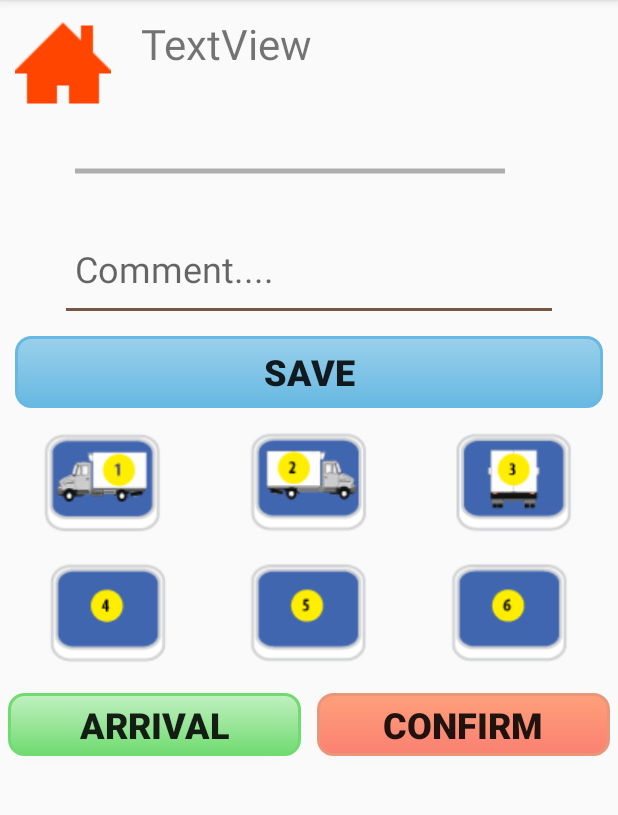
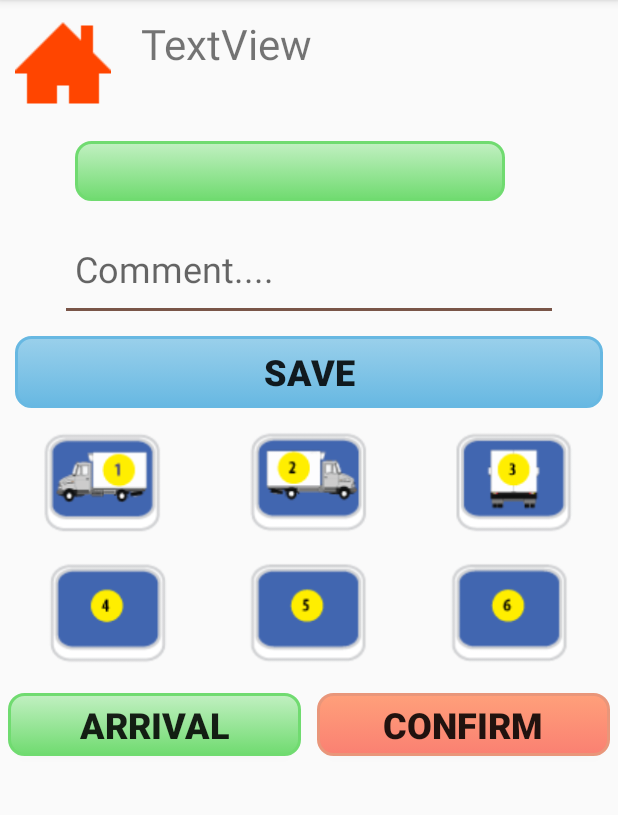
Before and after one commit to Vii-Mookz/POD-VAL1, an Android app: the screen it shows after launch (SupplierDeliveryActivity), on a phone screen of 412 x 824 dp, the part 84-899 px from its top. Run offline under Robolectric (Android 15) with nearby library versions, the phone set to English and light mode, and no system bars; our stand-ins replace ButterKnife.

Commit message:
change progressbar

```diff
--- a/app/src/main/java/com/hitachi_tstv/mist/it/pod_val_mitsu/SupplierDeliveryActivity.java
+++ b/app/src/main/java/com/hitachi_tstv/mist/it/pod_val_mitsu/SupplierDeliveryActivity.java
@@ -1,6 +1,5 @@
 package com.hitachi_tstv.mist.it.pod_val_mitsu;
 
-import android.net.Uri;
 import android.os.Bundle;
 import android.support.v7.app.AppCompatActivity;
 import android.view.View;
@@ -14,7 +13,7 @@ import butterknife.BindView;
 import butterknife.OnClick;
 
 public class SupplierDeliveryActivity extends AppCompatActivity {
-    private Uri firstUri;
+
     @BindView(R.id.txt_name)
     TextView text_name;
     @BindView(R.id.btn_arrival)
--- a/app/src/main/res/layout/activity_supplier_delivery.xml
+++ b/app/src/main/res/layout/activity_supplier_delivery.xml
@@ -59,13 +59,16 @@
 
             <ProgressBar
                 android:id="@+id/progess_truck"
+                style="@android:style/Widget.ProgressBar.Horizontal"
                 android:layout_width="300dp"
                 android:layout_height="60dp"
                 android:layout_marginLeft="40dp"
                 android:layout_weight="0.10"
                 android:padding="10dp"
-                style="@android:style/Widget.Holo.Light.ProgressBar.Horizontal"
+                android:progressDrawable="@drawable/green_button" />/
+
                 />
+            <!--style="@android:style/Widget.Holo.Light.ProgressBar.Horizontal"-->
 
         </LinearLayout>
 
```
